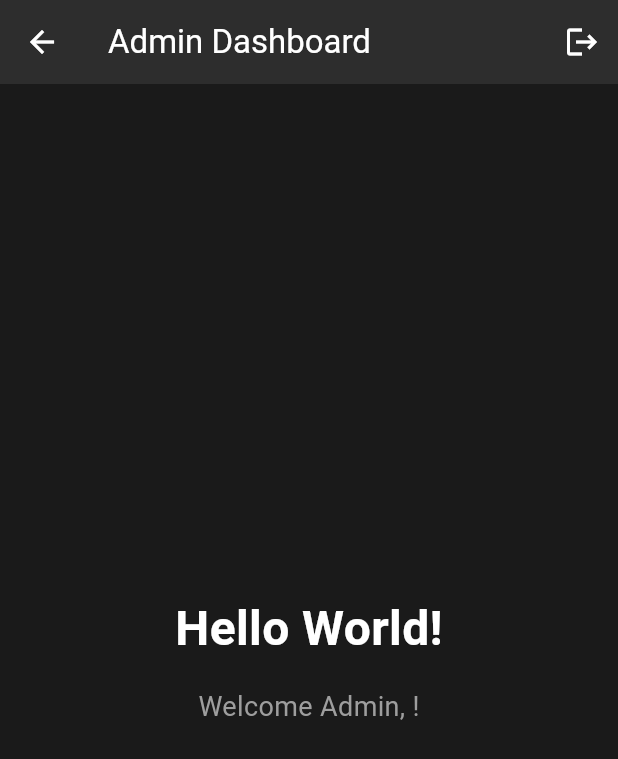
After one commit to Feekkk/neighborhubapp, a Flutter app: the DashboardAdmin screen opened directly, on a phone screen of 412 x 824 dp. The commit adds this screen. Shown: the top 759 px of the screen. Run offline on Flutter 3.47's test engine with Material 3 defaults, Android fonts, the phone set to English and light mode, and no system bars; our stand-ins replace cloud_firestore, firebase_auth, firebase_core; accounts and stored records are empty.

Commit message:
add admin pages

```diff
--- /dev/null
+++ b/lib/admin/dashboardadmin.dart
@@ -0,0 +1,53 @@
+import 'package:flutter/material.dart';
+import 'package:firebase_auth/firebase_auth.dart';
+
+class DashboardAdmin extends StatelessWidget {
+  const DashboardAdmin({super.key});
+
+  @override
+  Widget build(BuildContext context) {
+    final user = FirebaseAuth.instance.currentUser;
+
+    return Scaffold(
+      backgroundColor: const Color(0xFF1A1A1A),
+      appBar: AppBar(
+        backgroundColor: const Color(0xFF2D2D2D),
+        title: const Text(
+          'Admin Dashboard',
+          style: TextStyle(color: Colors.white),
+        ),
+        actions: [
+          IconButton(
+            icon: const Icon(Icons.logout, color: Colors.white),
+            onPressed: () async {
+              await FirebaseAuth.instance.signOut();
+            },
+          ),
+        ],
+      ),
+      body: Center(
+        child: Column(
+          mainAxisAlignment: MainAxisAlignment.center,
+          children: [
+            const Text(
+              'Hello World!',
+              style: TextStyle(
+                fontSize: 32,
+                fontWeight: FontWeight.bold,
+                color: Colors.white,
+              ),
+            ),
+            const SizedBox(height: 16),
+            Text(
+              'Welcome Admin, ${user?.email ?? "User"}!',
+              style: const TextStyle(
+                fontSize: 18,
+                color: Colors.grey,
+              ),
+            ),
+          ],
+        ),
+      ),
+    );
+  }
+}
--- a/lib/pages/login_page.dart
+++ b/lib/pages/login_page.dart
@@ -3,7 +3,7 @@ import 'package:neighborhub/services/login.dart';
 import 'package:neighborhub/pages/register_page.dart';
 
 class LoginPage extends StatefulWidget {
-  const LoginPage({Key? key}) : super(key: key);
+  const LoginPage({super.key});
 
   @override
   _LoginPageState createState() => _LoginPageState();
--- a/lib/pages/register_page.dart
+++ b/lib/pages/register_page.dart
@@ -3,7 +3,7 @@ import 'package:neighborhub/services/register.dart';
 import 'package:neighborhub/user/dashboarduser.dart';
 
 class RegisterPage extends StatefulWidget {
-  const RegisterPage({Key? key}) : super(key: key);
+  const RegisterPage({super.key});
 
   @override
   _RegisterPageState createState() => _RegisterPageState();
--- /dev/null
+++ b/lib/services/admin_service.dart
@@ -0,0 +1,33 @@
+import 'package:firebase_auth/firebase_auth.dart';
+
+class AdminService {
+  final FirebaseAuth _auth = FirebaseAuth.instance;
+
+  // Hardcoded admin credentials
+  static const String adminEmail = 'admin@gmail.com';
+  static const String adminPassword = 'admin123';
+
+  // Check if the current user is an admin
+  Future<bool> isAdmin() async {
+    try {
+      final user = _auth.currentUser;
+      if (user == null) return false;
+
+      // Check if the current user's email matches the admin email
+      return user.email == adminEmail;
+    } catch (e) {
+      print('Error checking admin status: $e');
+      return false;
+    }
+  }
+
+  // Set a user as admin (disabled since we're using hardcoded admin)
+  Future<void> setUserAsAdmin(String userId) async {
+    throw Exception('Admin account is hardcoded and cannot be modified');
+  }
+
+  // Remove admin role (disabled since we're using hardcoded admin)
+  Future<void> removeAdminRole(String userId) async {
+    throw Exception('Admin account is hardcoded and cannot be modified');
+  }
+}
--- a/lib/user/dashboarduser.dart
+++ b/lib/user/dashboarduser.dart
@@ -6,7 +6,7 @@ import 'package:neighborhub/user/tabs/timetable_tab.dart';
 import 'package:neighborhub/user/tabs/settings_tab.dart';
 
 class DashboardUser extends StatefulWidget {
-  const DashboardUser({Key? key}) : super(key: key);
+  const DashboardUser({super.key});
 
   @override
   State<DashboardUser> createState() => _DashboardUserState();
--- a/lib/user/tabs/emergency_tab.dart
+++ b/lib/user/tabs/emergency_tab.dart
@@ -1,7 +1,7 @@
 import 'package:flutter/material.dart';
 
 class EmergencyTab extends StatelessWidget {
-  const EmergencyTab({Key? key}) : super(key: key);
+  const EmergencyTab({super.key});
 
   @override
   Widget build(BuildContext context) {
--- a/lib/user/tabs/home_tab.dart
+++ b/lib/user/tabs/home_tab.dart
@@ -1,7 +1,7 @@
 import 'package:flutter/material.dart';
 
 class HomeTab extends StatelessWidget {
-  const HomeTab({Key? key}) : super(key: key);
+  const HomeTab({super.key});
 
   @override
   Widget build(BuildContext context) {
--- a/lib/user/tabs/settings_tab.dart
+++ b/lib/user/tabs/settings_tab.dart
@@ -1,7 +1,7 @@
 import 'package:flutter/material.dart';
 
 class SettingsTab extends StatelessWidget {
-  const SettingsTab({Key? key}) : super(key: key);
+  const SettingsTab({super.key});
 
   @override
   Widget build(BuildContext context) {
--- a/lib/user/tabs/timetable_tab.dart
+++ b/lib/user/tabs/timetable_tab.dart
@@ -1,7 +1,7 @@
 import 'package:flutter/material.dart';
 
 class TimetableTab extends StatelessWidget {
-  const TimetableTab({Key? key}) : super(key: key);
+  const TimetableTab({super.key});
 
   @override
   Widget build(BuildContext context) {
```
Also changed, not shown: lib/main.dart (+23 -2 lines), lib/services/login.dart (+15 -4 lines), lib/services/register.dart (+12 -1 lines).
